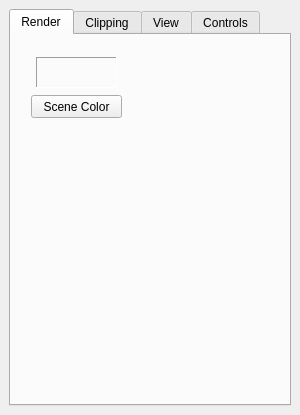
Old version of the form src/Interface/Modules/Render/ViewSceneControls.ui in the repository SCIInstitute/SCIRun.
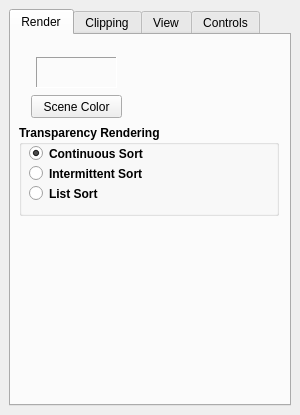
New version of the form. The open tabs and pages were chosen to show the change.

Commit message: Added GUI control to switch between Render types

```diff
--- a/src/Interface/Modules/Render/ViewSceneControls.ui
+++ b/src/Interface/Modules/Render/ViewSceneControls.ui
@@ -71,6 +71,67 @@
          <string/>
         </property>
        </widget>
+       <widget class="QGroupBox" name="groupBox_6">
+        <property name="geometry">
+         <rect>
+          <x>8</x>
+          <y>90</y>
+          <width>260</width>
+          <height>91</height>
+         </rect>
+        </property>
+        <property name="font">
+         <font>
+          <weight>75</weight>
+          <bold>true</bold>
+         </font>
+        </property>
+        <property name="title">
+         <string>Transparency Rendering</string>
+        </property>
+        <widget class="QRadioButton" name="contSortRadioButton_">
+         <property name="geometry">
+          <rect>
+           <x>10</x>
+           <y>20</y>
+           <width>141</width>
+           <height>17</height>
+          </rect>
+         </property>
+         <property name="text">
+          <string>Continuous Sort</string>
+         </property>
+         <property name="checked">
+          <bool>true</bool>
+         </property>
+        </widget>
+        <widget class="QRadioButton" name="updateSortRadioButton_">
+         <property name="geometry">
+          <rect>
+           <x>10</x>
+           <y>40</y>
+           <width>141</width>
+           <height>17</height>
+          </rect>
+         </property>
+         <property name="text">
+          <string>Intermittent Sort</string>
+         </property>
+        </widget>
+        <widget class="QRadioButton" name="listSortRadioButton_">
+         <property name="geometry">
+          <rect>
+           <x>10</x>
+           <y>60</y>
+           <width>141</width>
+           <height>17</height>
+          </rect>
+         </property>
+         <property name="text">
+          <string>List Sort</string>
+         </property>
+        </widget>
+       </widget>
       </widget>
       <widget class="QWidget" name="ClippingTab">
        <property name="enabled">
```
Left out of the diff: 2 changed lines with no effect on the pictures. The commit also changes 5 other files.
